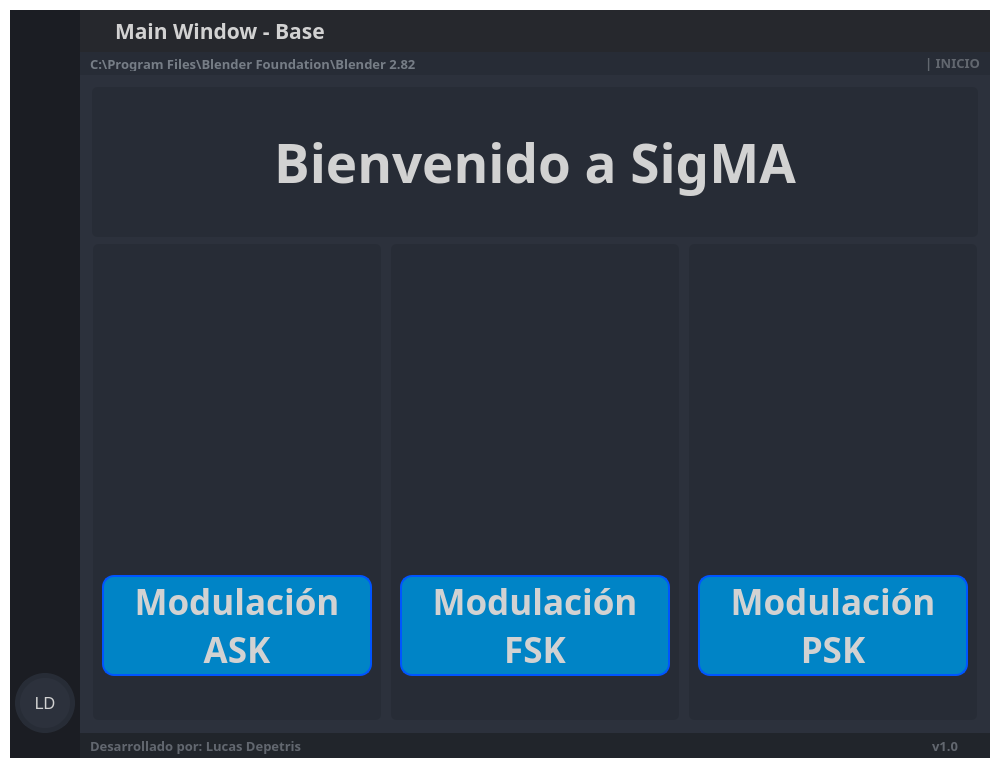
Old version of the form src/ui/GUI_BASE.ui in the repository lucasdepetrisd/Signal-Modulation-Analyzer.
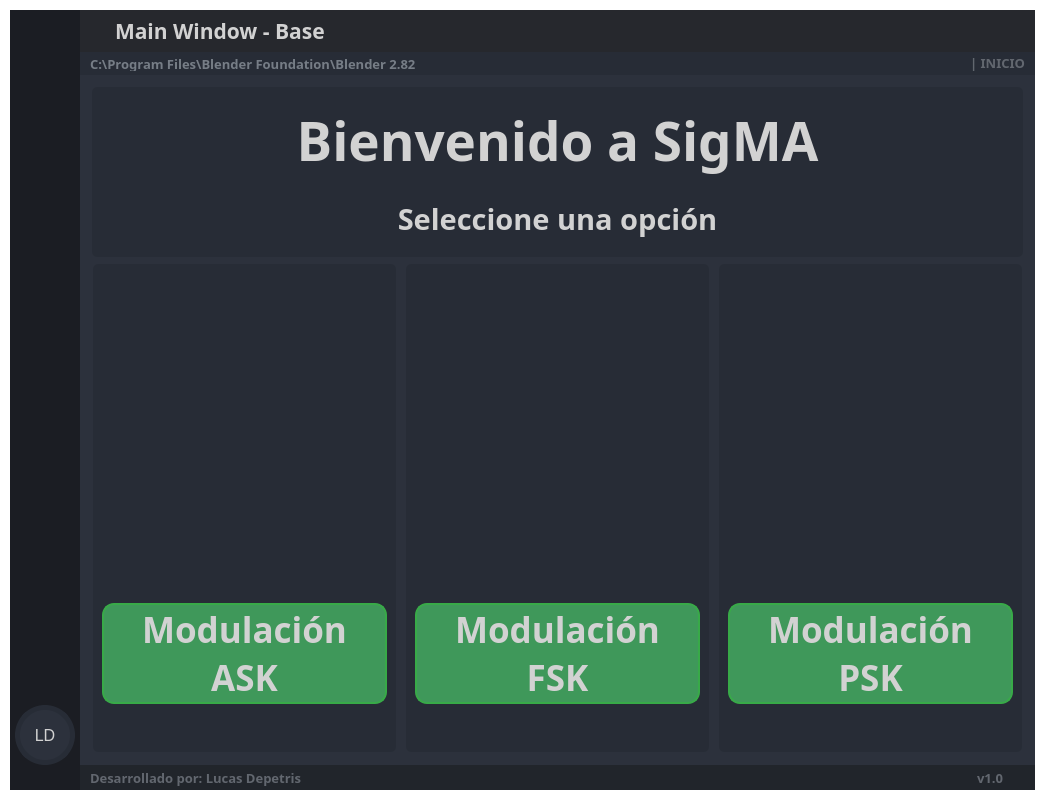
New version of the form. The open tabs and pages were chosen to show the change. Icons and pictures are not drawn. Custom widgets are drawn as their Qt base class.

Commit message: add help window + icon

```diff
--- a/src/ui/GUI_BASE.ui
+++ b/src/ui/GUI_BASE.ui
@@ -7,14 +7,14 @@
    <rect>
     <x>0</x>
     <y>0</y>
-    <width>1000</width>
-    <height>768</height>
+    <width>1045</width>
+    <height>800</height>
    </rect>
   </property>
   <property name="minimumSize">
    <size>
     <width>1000</width>
-    <height>720</height>
+    <height>800</height>
    </size>
   </property>
   <property name="palette">
@@ -1583,6 +1583,90 @@
                   <widget class="QWidget" name="page_home">
                    <layout class="QVBoxLayout" name="verticalLayout_10">
                     <item>
+                     <widget class="QFrame" name="frame_22">
+                      <property name="maximumSize">
+                       <size>
+                        <width>16777215</width>
+                        <height>170</height>
+                       </size>
+                      </property>
+                      <property name="styleSheet">
+                       <string notr="true">background-color: rgb(39, 44, 54);
+border-radius: 5px;</string>
+                      </property>
+                      <property name="frameShape">
+                       <enum>QFrame::StyledPanel</enum>
+                      </property>
+                      <property name="frameShadow">
+                       <enum>QFrame::Raised</enum>
+                      </property>
+                      <layout class="QVBoxLayout" name="verticalLayout_15">
+                       <item>
+                        <widget class="QFrame" name="frame_25">
+                         <property name="minimumSize">
+                          <size>
+                           <width>0</width>
+                           <height>0</height>
+                          </size>
+                         </property>
+                         <property name="maximumSize">
+                          <size>
+                           <width>16777215</width>
+                           <height>160</height>
+                          </size>
+                         </property>
+                         <property name="frameShape">
+                          <enum>QFrame::StyledPanel</enum>
+                         </property>
+                         <property name="frameShadow">
+                          <enum>QFrame::Raised</enum>
+                         </property>
+                         <layout class="QHBoxLayout" name="horizontalLayout_17">
+                          <property name="spacing">
+                           <number>0</number>
+                          </property>
+                          <property name="leftMargin">
+                           <number>0</number>
+                          </property>
+                          <property name="topMargin">
+                           <number>0</number>
+                          </property>
+                          <property name="rightMargin">
+                           <number>0</number>
+                          </property>
+                          <property name="bottomMargin">
+                           <number>0</number>
+                          </property>
+                          <item>
+                           <widget class="QFrame" name="frame_icon_top_bar_2">
+                            <property name="minimumSize">
+                             <size>
+                              <width>70</width>
+                              <height>90</height>
+                             </size>
+                            </property>
+                            <property name="maximumSize">
+                             <size>
+                              <width>80</width>
+                              <height>120</height>
+                             </size>
+                            </property>
+                            <property name="styleSheet">
+                             <string notr="true">background: transparent;
+background-image: url(:/bigSize/icons/bigSize/sigma-logo.png);
+background-position: center;
+background-repeat: no-repeat;
+</string>
+                            </property>
+                            <property name="frameShape">
+                             <enum>QFrame::StyledPanel</enum>
+                            </property>
+                            <property name="frameShadow">
+                             <enum>QFrame::Raised</enum>
+                            </property>
+                           </widget>
+                          </item>
+                          <item>
                      <widget class="QLabel" name="label_6">
                       <property name="maximumSize">
                        <size>
@@ -1599,15 +1683,88 @@
                        </font>
                       </property>
                       <property name="styleSheet">
-                       <string notr="true">background-color: rgb(39, 44, 54);
-border-radius: 5px;</string>
+                             <string notr="true"/>
                       </property>
                       <property name="text">
-                       <string>Bienvenido a SigMA</string>
+                             <string> Bienvenido a SigMA </string>
                       </property>
                       <property name="alignment">
                        <set>Qt::AlignCenter</set>
                       </property>
+                           </widget>
+                          </item>
+                          <item>
+                           <widget class="QFrame" name="frame_icon_top_bar_3">
+                            <property name="minimumSize">
+                             <size>
+                              <width>70</width>
+                              <height>90</height>
+                             </size>
+                            </property>
+                            <property name="maximumSize">
+                             <size>
+                              <width>80</width>
+                              <height>120</height>
+                             </size>
+                            </property>
+                            <property name="styleSheet">
+                             <string notr="true">background: transparent;
+background-image: url(:/bigSize/icons/bigSize/sigma-logo.png);
+background-position: center;
+background-repeat: no-repeat;
+</string>
+                            </property>
+                            <property name="frameShape">
+                             <enum>QFrame::StyledPanel</enum>
+                            </property>
+                            <property name="frameShadow">
+                             <enum>QFrame::Raised</enum>
+                            </property>
+                           </widget>
+                          </item>
+                         </layout>
+                        </widget>
+                       </item>
+                       <item>
+                        <widget class="QFrame" name="frame_26">
+                         <property name="frameShape">
+                          <enum>QFrame::StyledPanel</enum>
+                         </property>
+                         <property name="frameShadow">
+                          <enum>QFrame::Raised</enum>
+                         </property>
+                         <layout class="QHBoxLayout" name="horizontalLayout_12">
+                          <item>
+                           <widget class="QLabel" name="label_7">
+                            <property name="maximumSize">
+                             <size>
+                              <width>16777215</width>
+                              <height>150</height>
+                             </size>
+                            </property>
+                            <property name="font">
+                             <font>
+                              <family>Satoshi Black</family>
+                              <pointsize>22</pointsize>
+                              <weight>75</weight>
+                              <bold>true</bold>
+                             </font>
+                            </property>
+                            <property name="styleSheet">
+                             <string notr="true"/>
+                            </property>
+                            <property name="text">
+                             <string>Seleccione una opción</string>
+                            </property>
+                            <property name="alignment">
+                             <set>Qt::AlignCenter</set>
+                            </property>
+                           </widget>
+                          </item>
+                         </layout>
+                        </widget>
+                       </item>
+                      </layout>
                      </widget>
                     </item>
                     <item>
@@ -1688,11 +1845,14 @@
                               <bold>true</bold>
                              </font>
                             </property>
+                            <property name="autoFillBackground">
+                             <bool>false</bool>
+                            </property>
                             <property name="styleSheet">
                              <string notr="true">QPushButton {
-	border: 2px solid rgb(0, 85, 255);
+	border: 2px solid rgb(56, 170, 72);
 	border-radius: 12px;	
-	background-color: rgb(0, 132, 198);
+	background-color: rgb(63, 152, 90);
 }
 
 /* rgb(52, 59, 72)*/
@@ -1767,11 +1927,14 @@
                               <bold>true</bold>
                              </font>
                             </property>
+                            <property name="autoFillBackground">
+                             <bool>false</bool>
+                            </property>
                             <property name="styleSheet">
                              <string notr="true">QPushButton {
-	border: 2px solid rgb(0, 85, 255);
+	border: 2px solid rgb(56, 170, 72);
 	border-radius: 12px;	
-	background-color: rgb(0, 132, 198);
+	background-color: rgb(63, 152, 90);
 }
 
 /* rgb(52, 59, 72)*/
@@ -1847,11 +2010,14 @@
                               <bold>true</bold>
                              </font>
                             </property>
+                            <property name="autoFillBackground">
+                             <bool>false</bool>
+                            </property>
                             <property name="styleSheet">
                              <string notr="true">QPushButton {
-	border: 2px solid rgb(0, 85, 255);
+	border: 2px solid rgb(56, 170, 72);
 	border-radius: 12px;	
-	background-color: rgb(0, 132, 198);
+	background-color: rgb(63, 152, 90);
 }
 
 /* rgb(52, 59, 72)*/
```
Left out of the diff: 1260 changed lines with no effect on the pictures. Lines whose indentation alone changed are shown as unchanged. The commit also changes 19 other files.
